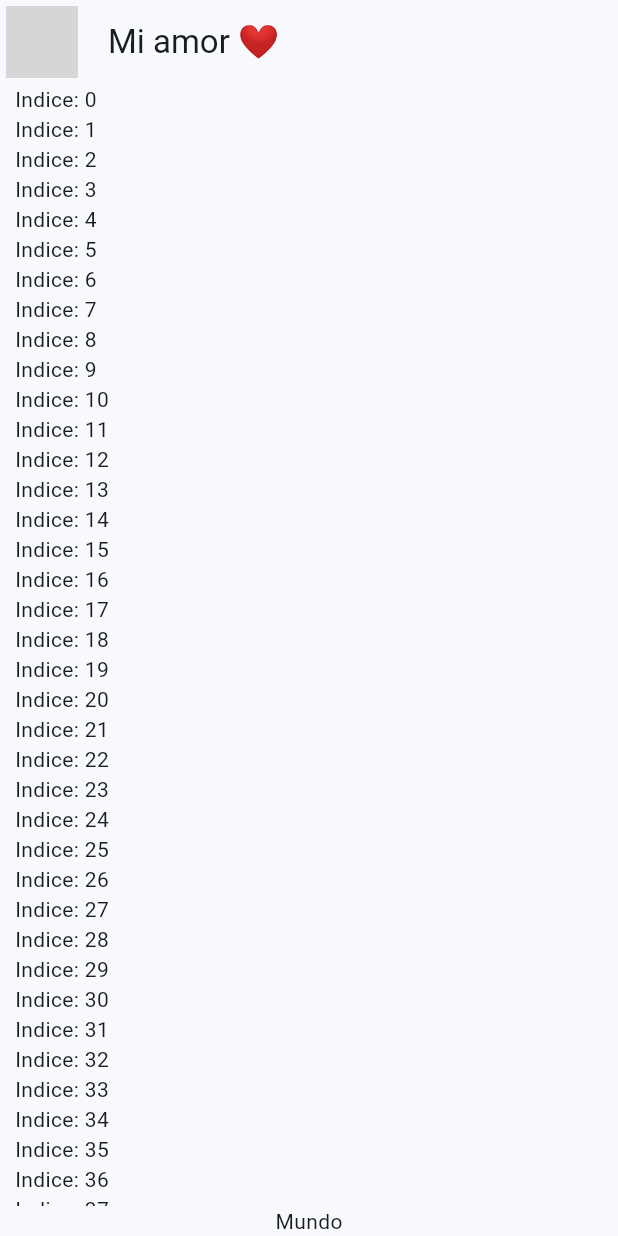
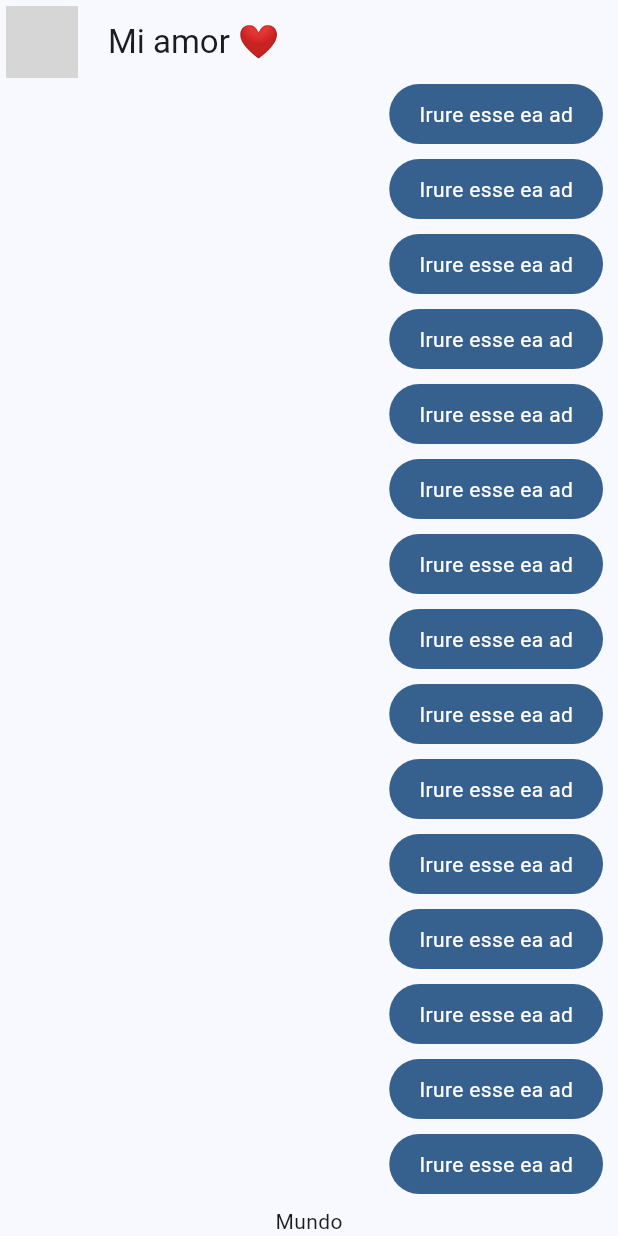
Before and after one commit to JoseManuelMunozManzano/Flutter-curso, a Flutter app: the screen it shows after launch, on a phone screen of 412 x 824 dp. Run offline on Flutter 3.47's test engine with Material 3 defaults, Android fonts, the phone set to English and light mode, and no system bars; network calls fail; grey boxes are pictures that could not be loaded.

Commit message:
Yes No Maybe App - ListView - Mis Mensajes - Burbuja de chat

```diff
--- a/yes_no_app/lib/main.dart
+++ b/yes_no_app/lib/main.dart
@@ -1,7 +1,7 @@
 // Carga del snippet escribiendo mateapp
 import 'package:flutter/material.dart';
 import 'package:yes_no_app/config/theme/app_theme.dart';
-import 'package:yes_no_app/presentation/chat/chat_screen.dart';
+import 'package:yes_no_app/presentation/screens/chat/chat_screen.dart';
 
 void main() => runApp(const MyApp());
 
--- a/yes_no_app/lib/presentation/chat/chat_screen.dart
+++ b/yes_no_app/lib/presentation/screens/chat/chat_screen.dart
@@ -1,5 +1,6 @@
 // Para importar el paquete de Material usamos el snippet: importM
 import 'package:flutter/material.dart';
+import 'package:yes_no_app/presentation/widgets/chat/my_message_bubble.dart';
 
 // Para crear una clase StatelessWidget usamos el snippet: stlesw
 // Los screen regresan un Scaffold.
@@ -49,10 +50,9 @@ class _ChatView extends StatelessWidget {
                 child: ListView.builder(
                     // Si no se indica el itemCount, los elementos son infinitos.
                     itemCount: 100,
-                itemBuilder: (context, index)  {
-                return Text('Indice: $index');
-              })
-            ),
+                    itemBuilder: (context, index) {
+                      return const MyMessageBubble();
+                    })),
             Text('Mundo')
           ],
         ),
--- /dev/null
+++ b/yes_no_app/lib/presentation/widgets/chat/my_message_bubble.dart
@@ -0,0 +1,40 @@
+// Importamos el paquete de material usando el snippet importM
+import 'package:flutter/material.dart';
+
+// Creamos un StatelessWidget usando el snippet stlesw
+class MyMessageBubble extends StatelessWidget {
+  const MyMessageBubble({super.key});
+
+  @override
+  Widget build(BuildContext context) {
+    // Con esto se evita tener que hardcodear los colores en función de nuestro tema, del modo light o dark...
+    //
+    // Se busca el tema dentro del contexto.
+    // El primer tema que encuentre es el que va a usar.
+    // Pero esto va a tomar el tema global.
+    // Con colorScheme tenemos todos los colores basados en el seed que creamos en main.dart
+    final colors = Theme.of(context).colorScheme;
+
+    return Column(
+      crossAxisAlignment: CrossAxisAlignment.end,
+      children: [
+        Container(
+          decoration: BoxDecoration(
+              // En vez de tener que indicar un color (Colors.black por ejemplo), gracias a
+              // obtener el colorScheme definido en nuestro contexto, al indicar que queremos
+              // el color primario, en función del modo light o dark, este cambia de forma
+              // dinámica.
+              color: colors.primary, borderRadius: BorderRadius.circular(20)),
+          child: const Padding(
+            padding: EdgeInsets.symmetric(horizontal: 20, vertical: 10),
+            child:
+                Text('Irure esse ea ad', style: TextStyle(color: Colors.white)),
+          ),
+        ),
+        const SizedBox(
+          height: 10,
+        )
+      ],
+    );
+  }
+}
```
Also changed, not shown: 2 other files. Lines whose indentation alone changed are shown as unchanged.
